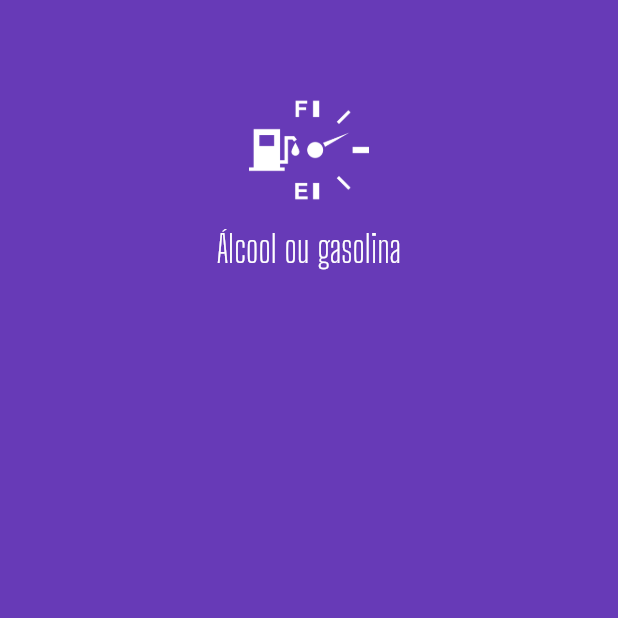
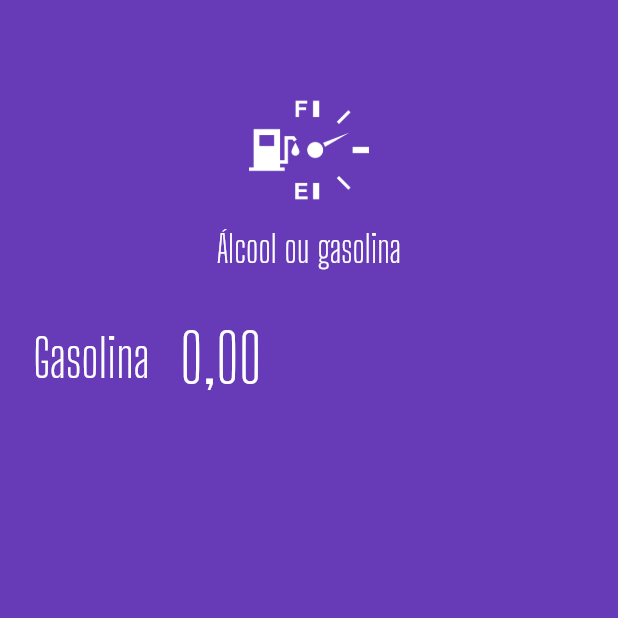
Before and after one commit to westefns-souza/flutter-alcool-ou-gasolina, a Flutter app: the screen it shows after launch, on a phone screen of 412 x 824 dp, the top half of it. Run offline on Flutter 3.47's test engine with Material 2 defaults, Android fonts, the phone set to English and light mode, and no system bars; our stand-ins replace flutter_masked_text.

Commit message:
Aula Criando o Input

```diff
--- a/lib/main.dart
+++ b/lib/main.dart
@@ -1,5 +1,6 @@
 import 'package:flutter/material.dart';
 import 'package:flutter_alcool_ou_gasolina/widgets/logo.widget.dart';
+import 'package:flutter_masked_text/flutter_masked_text.dart';
 
 void main() {
   runApp(MyApp());
@@ -20,6 +21,8 @@ class MyApp extends StatelessWidget {
 }
 
 class HomePage extends StatelessWidget {
+  var _gasCtrl = new MoneyMaskedTextController();
+
   @override
   Widget build(BuildContext context) {
     return Scaffold(
@@ -27,6 +30,39 @@ class HomePage extends StatelessWidget {
       body: ListView(
         children: [
           Logo(),
+          Row(
+            children: <Widget>[
+              Container(
+                width: 100,
+                alignment: Alignment.centerRight,
+                child: Text(
+                  "Gasolina",
+                  style: TextStyle(
+                    color: Colors.white,
+                    fontSize: 35,
+                    fontFamily: "Big Shoulders Display",
+                  ),
+                ),
+              ),
+              SizedBox(
+                width: 20,
+              ),
+              Expanded(
+                child: TextFormField(
+                  controller: _gasCtrl,
+                  keyboardType: TextInputType.number,
+                  style: TextStyle(
+                    color: Colors.white,
+                    fontSize: 45,
+                    fontFamily: "Big Shoulders Display",
+                  ),
+                  decoration: InputDecoration(
+                    border: InputBorder.none,
+                  ),
+                ),
+              ),
+            ],
+          ),
         ],
       ),
     );
```
